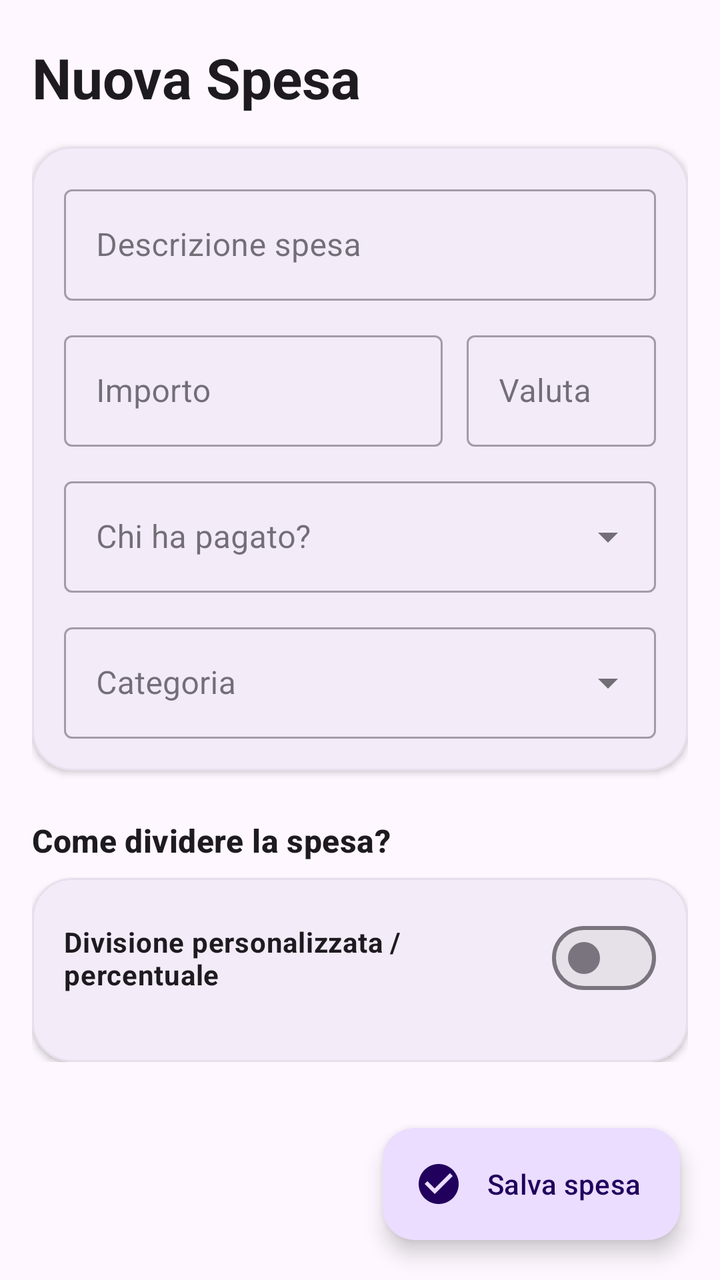
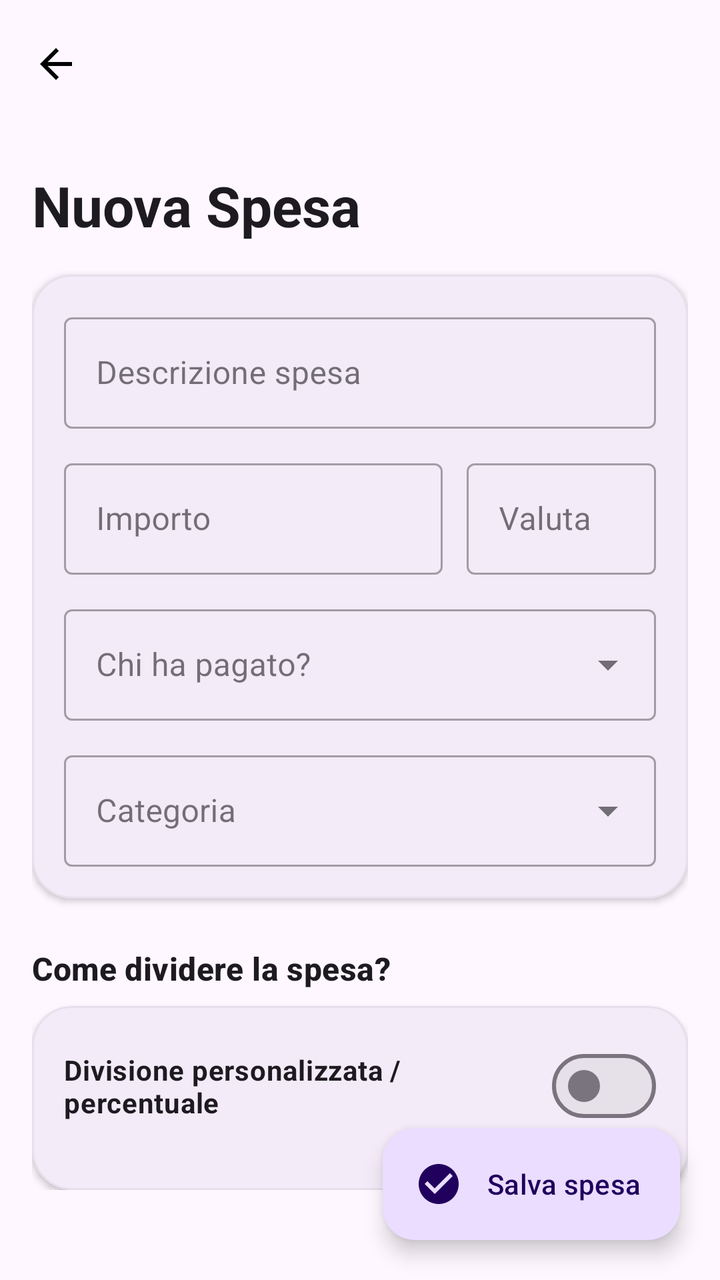

Before-and-after screenshots of an Android layout around one commit, followed by the original layout XML and the change that was made.
<!-- AndroidManifest.xml: application theme Theme.PariPariApp -->
<!-- res/layout/fragment_nuova_spesa.xml -->
<?xml version="1.0" encoding="utf-8"?>
<androidx.coordinatorlayout.widget.CoordinatorLayout
    xmlns:android="http://schemas.android.com/apk/res/android"
    xmlns:app="http://schemas.android.com/apk/res-auto"
    android:layout_width="match_parent"
    android:layout_height="match_parent">

    <androidx.core.widget.NestedScrollView
        android:layout_width="match_parent"
        android:layout_height="match_parent"
        android:clipToPadding="false"
        android:paddingStart="16dp"
        android:paddingTop="20dp"
        android:paddingEnd="16dp"
        android:paddingBottom="90dp">

        <LinearLayout
            android:layout_width="match_parent"
            android:layout_height="wrap_content"
            android:orientation="vertical">

            <TextView
                android:id="@+id/titolo_spesa"
                android:layout_width="match_parent"
                android:layout_height="wrap_content"
                android:layout_marginBottom="16dp"
                android:text="@string/spesa_titolo"
                android:textAppearance="?attr/textAppearanceHeadlineMedium"
                android:textStyle="bold" />

            <com.google.android.material.card.MaterialCardView
                android:layout_width="match_parent"
                android:layout_height="wrap_content"
                app:cardCornerRadius="20dp"
                app:cardElevation="2dp"
                app:strokeWidth="1dp"
                app:strokeColor="?attr/colorSurfaceVariant">

                <LinearLayout
                    android:layout_width="match_parent"
                    android:layout_height="wrap_content"
                    android:orientation="vertical"
                    android:padding="16dp">

                    <com.google.android.material.textfield.TextInputLayout
                        android:id="@+id/contenitore_descrizione"
                        style="@style/Widget.MaterialComponents.TextInputLayout.OutlinedBox"
                        android:layout_width="match_parent"
                        android:layout_height="wrap_content"
                        android:hint="@string/spesa_descrizione">

                        <com.google.android.material.textfield.TextInputEditText
                            android:id="@+id/campo_descrizione"
                            android:layout_width="match_parent"
                            android:layout_height="wrap_content"
                            android:inputType="textCapSentences"
                            android:maxLines="1" />
                    </com.google.android.material.textfield.TextInputLayout>

                    <LinearLayout
                        android:layout_width="match_parent"
                        android:layout_height="wrap_content"
                        android:layout_marginTop="12dp"
                        android:orientation="horizontal">

                        <com.google.android.material.textfield.TextInputLayout
                            android:id="@+id/contenitore_importo"
                            style="@style/Widget.MaterialComponents.TextInputLayout.OutlinedBox"
                            android:layout_width="0dp"
                            android:layout_height="wrap_content"
                            android:layout_weight="2"
                            android:hint="@string/spesa_importo">

                            <com.google.android.material.textfield.TextInputEditText
                                android:id="@+id/campo_importo"
                                android:layout_width="match_parent"
                                android:layout_height="wrap_content"
                                android:inputType="numberDecimal"
                                android:maxLines="1" />
                        </com.google.android.material.textfield.TextInputLayout>

                        <com.google.android.material.textfield.TextInputLayout
                            android:id="@+id/contenitore_valuta"
                            style="@style/Widget.MaterialComponents.TextInputLayout.OutlinedBox"
                            android:layout_width="0dp"
                            android:layout_height="wrap_content"
                            android:layout_marginStart="12dp"
                            android:layout_weight="1"
                            android:hint="@string/spesa_valuta">

                            <com.google.android.material.textfield.TextInputEditText
                                android:id="@+id/campo_valuta"
                                android:layout_width="match_parent"
                                android:layout_height="wrap_content"
                                android:enabled="false"
                                android:inputType="textCapCharacters" />
                        </com.google.android.material.textfield.TextInputLayout>
                    </LinearLayout>

                    <com.google.android.material.textfield.TextInputLayout
                        android:id="@+id/contenitore_pagante"
                        style="@style/Widget.MaterialComponents.TextInputLayout.OutlinedBox.ExposedDropdownMenu"
                        android:layout_width="match_parent"
                        android:layout_height="wrap_content"
                        android:layout_marginTop="12dp"
                        android:hint="@string/spesa_pagante">

                        <AutoCompleteTextView
                            android:id="@+id/menu_pagante"
                            android:layout_width="match_parent"
                            android:layout_height="wrap_content"
                            android:inputType="none" />
                    </com.google.android.material.textfield.TextInputLayout>

                    <com.google.android.material.textfield.TextInputLayout
                        android:id="@+id/contenitore_categoria"
                        style="@style/Widget.MaterialComponents.TextInputLayout.OutlinedBox.ExposedDropdownMenu"
                        android:layout_width="match_parent"
                        android:layout_height="wrap_content"
                        android:layout_marginTop="12dp"
                        android:hint="@string/spesa_categoria">

                        <AutoCompleteTextView
                            android:id="@+id/menu_categoria"
                            android:layout_width="match_parent"
                            android:layout_height="wrap_content"
                            android:inputType="none" />
                    </com.google.android.material.textfield.TextInputLayout>
                </LinearLayout>
            </com.google.android.material.card.MaterialCardView>

            <TextView
                android:layout_width="wrap_content"
                android:layout_height="wrap_content"
                android:layout_marginTop="24dp"
                android:layout_marginBottom="8dp"
                android:text="@string/spesa_divisione"
                android:textAppearance="?attr/textAppearanceTitleMedium"
                android:textStyle="bold" />

            <com.google.android.material.card.MaterialCardView
                android:layout_width="match_parent"
                android:layout_height="wrap_content"
                app:cardCornerRadius="20dp"
                app:cardElevation="2dp"
                app:strokeWidth="1dp"
                app:strokeColor="?attr/colorSurfaceVariant">

                <LinearLayout
                    android:layout_width="match_parent"
                    android:layout_height="wrap_content"
                    android:orientation="vertical"
                    android:padding="16dp">

                    <com.google.android.material.materialswitch.MaterialSwitch
                        android:id="@+id/interruttore_personalizzata"
                        android:layout_width="match_parent"
                        android:layout_height="wrap_content"
                        android:text="@string/spesa_quote_esatte"
                        android:textStyle="bold" />

                    <LinearLayout
                        android:id="@+id/layout_elenco_quote"
                        android:layout_width="match_parent"
                        android:layout_height="wrap_content"
                        android:layout_marginTop="12dp"
                        android:orientation="vertical" />
                </LinearLayout>
            </com.google.android.material.card.MaterialCardView>

        </LinearLayout>
    </androidx.core.widget.NestedScrollView>

    <com.google.android.material.floatingactionbutton.ExtendedFloatingActionButton
        android:id="@+id/azione_salva"
        android:layout_width="wrap_content"
        android:layout_height="wrap_content"
        android:layout_gravity="bottom|end"
        android:layout_margin="20dp"
        android:text="@string/spesa_salva"
        app:icon="@drawable/ic_check_circle" />
</androidx.coordinatorlayout.widget.CoordinatorLayout>
<!-- resources referenced by this layout -->
<resources>
  <!-- drawable ic_check_circle (drawable) -->
  <vector xmlns:android="http://schemas.android.com/apk/res/android"
      android:width="24dp"
      android:height="24dp"
      android:viewportWidth="24"
      android:viewportHeight="24">
      <path
          android:fillColor="@android:color/black"
          android:pathData="M12,2C6.48,2 2,6.48 2,12s4.48,10 10,10 10,-4.48 10,-10S17.52,2 12,2zM10,17l-5,-5 1.41,-1.41L10,14.17l7.59,-7.59L19,8l-9,9z"/>
  </vector>
  <string name="spesa_categoria">Categoria</string>
  <string name="spesa_descrizione">Descrizione spesa</string>
  <string name="spesa_divisione">Come dividere la spesa?</string>
  <string name="spesa_importo">Importo</string>
  <string name="spesa_pagante">Chi ha pagato?</string>
  <string name="spesa_quote_esatte">Divisione personalizzata / percentuale</string>
  <string name="spesa_salva">Salva spesa</string>
  <string name="spesa_titolo">Nuova Spesa</string>
  <string name="spesa_valuta">Valuta</string>
  <style name="Theme.PariPariApp" parent="Base.Theme.PariPariApp" />
  <style name="Base.Theme.PariPariApp" parent="Theme.Material3.DayNight.NoActionBar">
          
          
      </style>
</resources>

<!-- the commit's change to res/layout/fragment_nuova_spesa.xml (unified diff, before → after) -->
@@ -4,6 +4,19 @@
     xmlns:app="http://schemas.android.com/apk/res-auto"
     android:layout_width="match_parent"
     android:layout_height="match_parent">
+
+    <com.google.android.material.appbar.AppBarLayout
+        android:layout_width="match_parent"
+        android:layout_height="wrap_content">
+
+        <com.google.android.material.appbar.MaterialToolbar
+            android:id="@+id/toolbar_nuova_spesa"
+            android:layout_width="match_parent"
+            android:layout_height="?attr/actionBarSize"
+            android:title="@string/title_nuova_spesa"
+            app:navigationIcon="@drawable/ic_arrow_back" />
+
+    </com.google.android.material.appbar.AppBarLayout>
 
     <androidx.core.widget.NestedScrollView
         android:layout_width="match_parent"
@@ -12,7 +25,8 @@
         android:paddingStart="16dp"
         android:paddingTop="20dp"
         android:paddingEnd="16dp"
-        android:paddingBottom="90dp">
+        android:paddingBottom="90dp"
+        app:layout_behavior="@string/appbar_scrolling_view_behavior">
 
         <LinearLayout
             android:layout_width="match_parent"
<!-- resource entries referenced after the edit -->
@@ -1,5 +1,16 @@
 <!-- resources referenced by this layout -->
 <resources>
+  <!-- drawable ic_arrow_back (drawable) -->
+  <vector xmlns:android="http://schemas.android.com/apk/res/android"
+      android:width="24dp"
+      android:height="24dp"
+      android:viewportWidth="24"
+      android:viewportHeight="24"
+      android:autoMirrored="true">
+      <path
+          android:fillColor="@android:color/black"
+          android:pathData="M20,11H7.83l5.59,-5.59L12,4l-8,8 8,8 1.41,-1.41L7.83,13H20v-2z" />
+  </vector>
   <!-- drawable ic_check_circle (drawable) -->
   <vector xmlns:android="http://schemas.android.com/apk/res/android"
       android:width="24dp"
@@ -19,6 +30,7 @@
   <string name="spesa_salva">Salva spesa</string>
   <string name="spesa_titolo">Nuova Spesa</string>
   <string name="spesa_valuta">Valuta</string>
+  <string name="title_nuova_spesa">Nuova Spesa</string>
   <style name="Theme.PariPariApp" parent="Base.Theme.PariPariApp" />
   <style name="Base.Theme.PariPariApp" parent="Theme.Material3.DayNight.NoActionBar">
           
